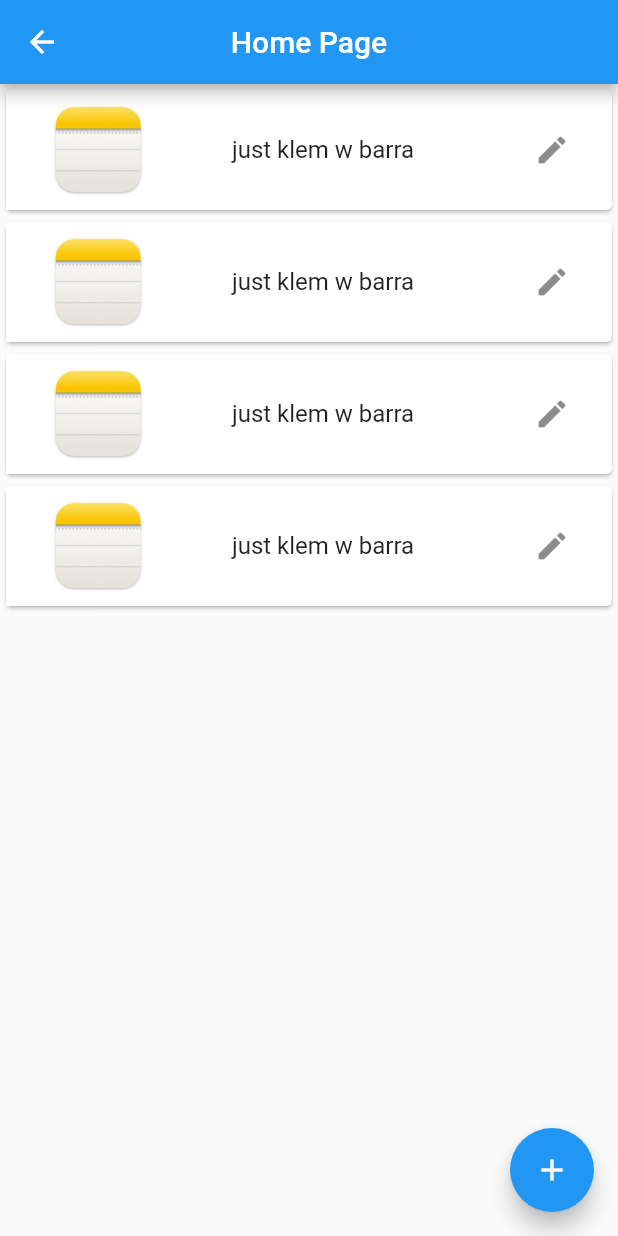
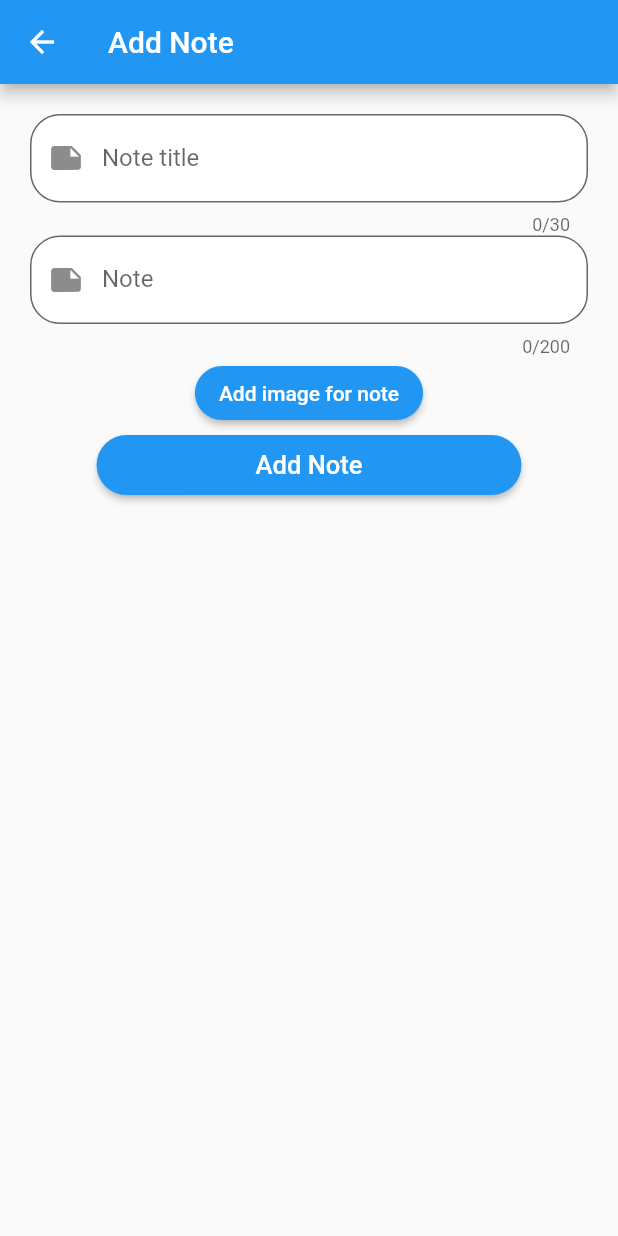
Before and after one commit to BrahimTuijine/Noteapp, a Flutter app: the HomePage screen opened by its route, after a tap on the "add" icon, on a phone screen of 412 x 824 dp. Run offline on Flutter 3.47's test engine with Material 2 defaults, Android fonts, the phone set to English and light mode, and no system bars.

Commit message:
add note page

```diff
--- /dev/null
+++ b/lib/C,R,U,D/addnotes.dart
@@ -0,0 +1,152 @@
+import 'package:flutter/material.dart';
+
+class AddNotes extends StatefulWidget {
+  @override
+  _AddNotesState createState() => _AddNotesState();
+}
+
+class _AddNotesState extends State<AddNotes> {
+  @override
+  Widget build(BuildContext context) {
+    return Scaffold(
+      appBar: AppBar(
+        title: Text('Add Note'),
+      ),
+      body: SingleChildScrollView(
+        child: ConstrainedBox(
+          constraints: BoxConstraints(),
+          child: Container(
+            margin: EdgeInsets.all(20),
+            child: Column(
+              children: [
+                Form(
+                    child: Column(
+                  mainAxisAlignment: MainAxisAlignment.spaceBetween,
+                  children: [
+                    TextFormField(
+                      maxLength: 30,
+                      decoration: InputDecoration(
+                          border: OutlineInputBorder(
+                              borderRadius: BorderRadius.circular(20)),
+                          labelText: "Note title",
+                          filled: true,
+                          fillColor: Colors.white,
+                          prefixIcon: Icon(Icons.note)),
+                    ),
+                    TextFormField(
+                      maxLength: 200,
+                      minLines: 1,
+                      maxLines: 3,
+                      decoration: InputDecoration(
+                          border: OutlineInputBorder(
+                              borderRadius: BorderRadius.circular(20)),
+                          labelText: "Note",
+                          filled: true,
+                          fillColor: Colors.white,
+                          prefixIcon: Icon(Icons.note)),
+                    ),
+                    ElevatedButton(
+                      style: ButtonStyle(
+                        shape:
+                            MaterialStateProperty.all<RoundedRectangleBorder>(
+                                RoundedRectangleBorder(
+                                    borderRadius: BorderRadius.circular(20))),
+                      ),
+                      onPressed: () {
+                        showBottomSheet();
+                      },
+                      child: Text("Add image for note"),
+                    ),
+                    ElevatedButton(
+                      style: ButtonStyle(
+                        shape:
+                            MaterialStateProperty.all<RoundedRectangleBorder>(
+                                RoundedRectangleBorder(
+                                    borderRadius: BorderRadius.circular(20))),
+                      ),
+                      onPressed: () {},
+                      child: Padding(
+                        padding: const EdgeInsets.symmetric(
+                            horizontal: 90, vertical: 10),
+                        child: Text(
+                          "Add Note",
+                          style: Theme.of(context).textTheme.headline6,
+                        ),
+                      ),
+                    )
+                  ],
+                ))
+              ],
+            ),
+          ),
+        ),
+      ),
+    );
+  }
+
+  showBottomSheet() {
+    return showModalBottomSheet(
+      context: context,
+      builder: (context) {
+        return Container(
+          height: 200,
+          padding: EdgeInsets.all(20),
+          margin: EdgeInsets.all(10),
+          child: Column(
+            crossAxisAlignment: CrossAxisAlignment.start,
+            children: [
+              Text(
+                "Please choose Images :",
+                style: TextStyle(fontSize: 23, fontWeight: FontWeight.bold),
+              ),
+              InkWell(
+                onTap: () {},
+                child: Container(
+                  padding: EdgeInsets.all(10),
+                  width: double.infinity,
+                  child: Row(
+                    children: [
+                      Icon(
+                        Icons.photo,
+                        size: 30,
+                      ),
+                      SizedBox(
+                        width: 20,
+                      ),
+                      Text(
+                        "From Camera",
+                        style: TextStyle(fontSize: 19),
+                      ),
+                    ],
+                  ),
+                ),
+              ),
+              InkWell(
+                onTap: () {},
+                child: Container(
+                  padding: EdgeInsets.all(10),
+                  width: double.infinity,
+                  child: Row(
+                    children: [
+                      Icon(
+                        Icons.camera,
+                        size: 30,
+                      ),
+                      SizedBox(
+                        width: 20,
+                      ),
+                      Text(
+                        "From Gallery",
+                        style: TextStyle(fontSize: 19),
+                      ),
+                    ],
+                  ),
+                ),
+              ),
+            ],
+          ),
+        );
+      },
+    );
+  }
+}
--- a/lib/home/homepage.dart
+++ b/lib/home/homepage.dart
@@ -30,7 +30,9 @@ class _HomePageState extends State<HomePage> {
       floatingActionButton: FloatingActionButton(
         backgroundColor: Theme.of(context).buttonColor,
         child: Icon(Icons.add),
-        onPressed: () {},
+        onPressed: () {
+          Navigator.of(context).pushNamed("addnotes");
+        },
       ),
       appBar: AppBar(
         title: Text('Home Page'),
@@ -41,6 +43,9 @@ class _HomePageState extends State<HomePage> {
           itemCount: notes.length,
           itemBuilder: (BuildContext context, int index) {
             return Dismissible(
+              background: Container(
+                color: Colors.red,
+              ),
               key: Key("$index"),
               child: ListNotes(notes: notes[index]),
             );
@@ -72,7 +77,8 @@ class ListNotes extends StatelessWidget {
           Expanded(
             flex: 2,
             child: ListTile(
-              title: Text("${notes['note']}"),
+              title: Text("Title"),
+              subtitle: Text("${notes['note']}"),
               trailing: IconButton(
                 onPressed: () {},
                 icon: Icon(Icons.edit),
--- a/lib/main.dart
+++ b/lib/main.dart
@@ -1,4 +1,5 @@
 import 'package:flutter/material.dart';
+import 'package:noteapp/C,R,U,D/addnotes.dart';
 import 'package:noteapp/auth/login.dart';
 import 'package:noteapp/auth/signup.dart';
 import 'package:noteapp/home/homepage.dart';
@@ -17,7 +18,8 @@ class MyApp extends StatelessWidget {
               FloatingActionButtonThemeData(backgroundColor: Colors.red),
           primaryColor: Colors.blue,
           elevatedButtonTheme: ElevatedButtonThemeData(
-            style: ElevatedButton.styleFrom(primary: Colors.blue),
+
+            style: ElevatedButton.styleFrom(primary: Colors.blue ),
           ),
           buttonColor: Colors.blue,
           textTheme: TextTheme(
@@ -30,6 +32,7 @@ class MyApp extends StatelessWidget {
         "login": (context) => Login(),
         "signup": (context) => SignUp(),
         "homepage": (context) => HomePage(),
+        "addnotes" : (context)=> AddNotes(),
       },
     );
   }
```
